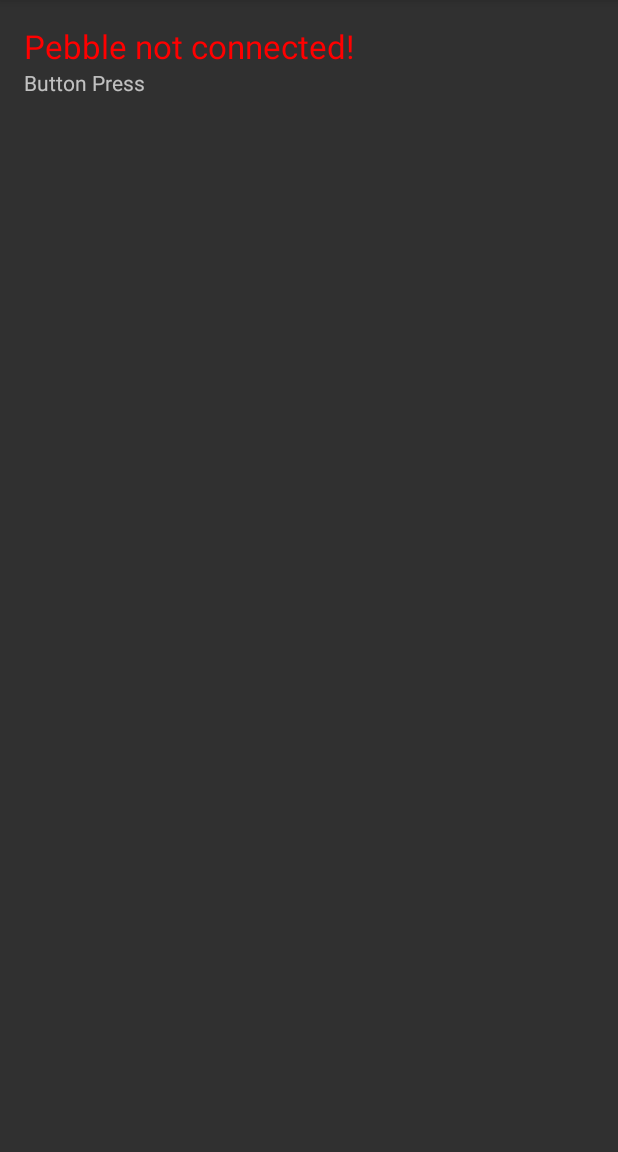
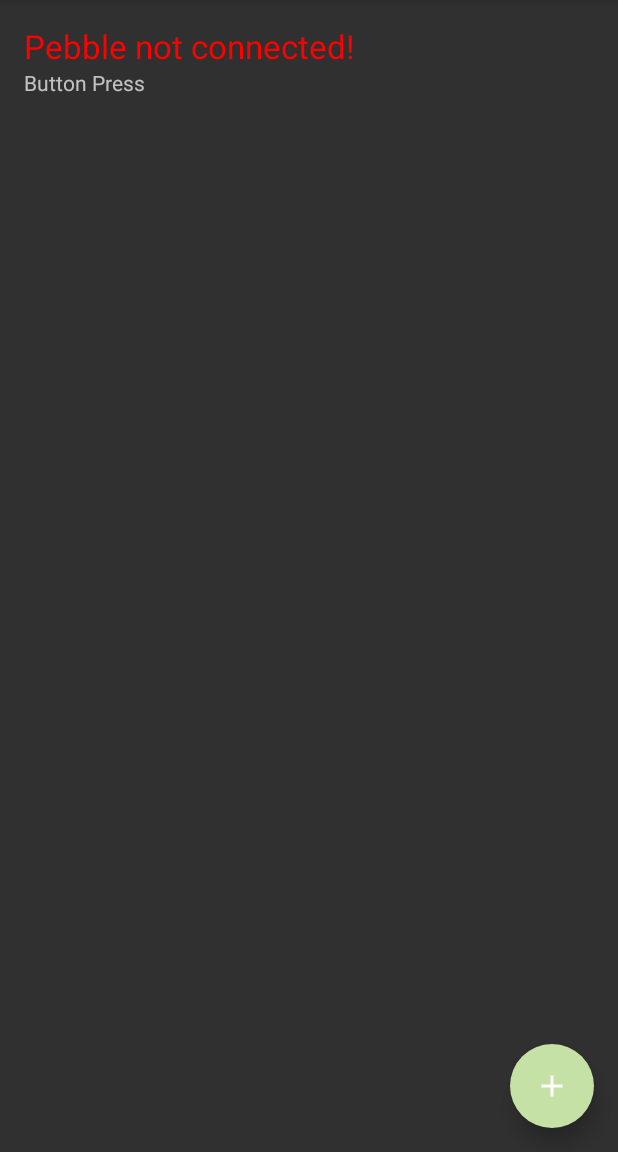
Before and after one commit to itachi1706/SingBuses, an Android app: the screen it shows after launch (MainMenu), on a phone screen of 412 x 824 dp, the part 84-1236 px from its top. Run offline under Robolectric (Android 15) with nearby library versions, the phone set to English and light mode, and no system bars; libraries missing offline, so code that uses them is left out: com.getpebble.android; 1 statement that could not run was skipped.

Commit message:
Implementation of bus stops data retrival
Added the ability to on first boot of the app, download all of the data assuming that you have internet connnection. This will only happen once or after you reset the first boot flag (coming soon in settings)

```diff
--- /dev/null
+++ b/app/src/main/java/com/itachi1706/busarrivalsg/AsyncTasks/GetAllBusStops.java
@@ -0,0 +1,110 @@
+package com.itachi1706.busarrivalsg.AsyncTasks;
+
+import android.app.Activity;
+import android.app.ProgressDialog;
+import android.content.SharedPreferences;
+import android.os.AsyncTask;
+import android.util.Log;
+import android.widget.Toast;
+
+import com.google.gson.Gson;
+import com.itachi1706.busarrivalsg.Database.BusStopsDB;
+import com.itachi1706.busarrivalsg.GsonObjects.LTA.BusStopJSONArray;
+import com.itachi1706.busarrivalsg.StaticVariables;
+
+import java.io.BufferedReader;
+import java.io.IOException;
+import java.io.InputStream;
+import java.io.InputStreamReader;
+import java.net.HttpURLConnection;
+import java.net.SocketTimeoutException;
+import java.net.URL;
+
+/**
+ * Created by Kenneth on 20/6/2015
+ * for SingBuses in package com.itachi1706.busarrivalsg.AsyncTasks
+ */
+public class GetAllBusStops extends AsyncTask<Integer, Void, String> {
+
+    private ProgressDialog dialog;
+    private BusStopsDB db;
+    private Activity activity;
+    private Exception exception = null;
+    private SharedPreferences sp;
+
+    private int skipValue;
+
+    public GetAllBusStops(ProgressDialog dialog, BusStopsDB db, Activity activity, SharedPreferences sp){
+        this.dialog = dialog;
+        this.db = db;
+        this.activity = activity;
+        this.sp = sp;
+    }
+
+    @Override
+    protected String doInBackground(Integer... skipValues) {
+        this.skipValue = skipValues[0];
+        String url = "http://api.itachi1706.com/api/busstops.php?skip=" + this.skipValue;
+        String tmp = "";
+
+        activity.runOnUiThread(new Runnable() {
+            @Override
+            public void run() {
+                dialog.setTitle("Downloading Bus Stop Data");
+                dialog.setMessage("This will take a few minutes. Be patient :) \nGetting Bus Stops " + (skipValue + 1) + " - " + (skipValue + 50));
+            }
+        });
+        try {
+            URL urlConn = new URL(url);
+            HttpURLConnection conn = (HttpURLConnection) urlConn.openConnection();
+            conn.setConnectTimeout(StaticVariables.HTTP_QUERY_TIMEOUT);
+            conn.setReadTimeout(StaticVariables.HTTP_QUERY_TIMEOUT);
+            InputStream in = conn.getInputStream();
+
+            BufferedReader reader = new BufferedReader(new InputStreamReader(in));
+            StringBuilder str = new StringBuilder();
+            String line;
+            while((line = reader.readLine()) != null)
+            {
+                str.append(line);
+            }
+            in.close();
+            tmp = str.toString();
+        } catch (IOException e) {
+            exception = e;
+        }
+        return tmp;
+    }
+
+    protected void onPostExecute(String json){
+        if (exception != null){
+            if (exception instanceof SocketTimeoutException) {
+                Toast.makeText(activity, "Database query timed out. Retrying", Toast.LENGTH_SHORT).show();
+                new GetAllBusStops(dialog, db, activity, sp).execute(skipValue);
+            } else {
+                Toast.makeText(activity, exception.getMessage(), Toast.LENGTH_SHORT).show();
+            }
+        } else {
+            //Go parse it
+            Gson gson = new Gson();
+            if (!StaticVariables.checkIfYouGotJsonString(json)){
+                //Invalid string, retrying
+                Toast.makeText(activity, "Invalid JSON, Retrying", Toast.LENGTH_SHORT).show();
+                new GetAllBusStops(dialog, db, activity, sp).execute(skipValue);
+                return;
+            }
+
+            BusStopJSONArray replyArr = gson.fromJson(json, BusStopJSONArray.class);
+            if (replyArr.getBusStopsArray().length == 0){
+                //End of line can safely return
+                int count = db.getSize();
+                Toast.makeText(activity, count + " bus stops saved to database!", Toast.LENGTH_SHORT).show();
+                Log.d("GET-STOPS", "Loaded " + count + " bus stops into the database");
+                sp.edit().putBoolean("firstBoot", false).apply();
+                dialog.dismiss();
+                return;
+            }
+            new ParseBusStops(dialog, db, activity, skipValue, sp).execute(replyArr);
+        }
+    }
+}
--- a/app/src/main/java/com/itachi1706/busarrivalsg/GsonObjects/LTA/BusStopJSONArray.java
+++ b/app/src/main/java/com/itachi1706/busarrivalsg/GsonObjects/LTA/BusStopJSONArray.java
@@ -6,9 +6,9 @@ package com.itachi1706.busarrivalsg.GsonObjects.LTA;
  */
 public class BusStopJSONArray {
 
-    private BusStopJSON d;
+    private BusStopJSON[] d;
 
-    public BusStopJSON getBusStopsArray() {
+    public BusStopJSON[] getBusStopsArray() {
         return d;
     }
 }
--- a/app/src/main/java/com/itachi1706/busarrivalsg/MainMenu.java
+++ b/app/src/main/java/com/itachi1706/busarrivalsg/MainMenu.java
@@ -1,15 +1,27 @@
 package com.itachi1706.busarrivalsg;
 
+import android.app.AlertDialog;
+import android.app.ProgressDialog;
 import android.content.Context;
+import android.content.DialogInterface;
+import android.content.SharedPreferences;
 import android.graphics.Color;
+import android.net.ConnectivityManager;
+import android.net.NetworkInfo;
+import android.preference.PreferenceManager;
+import android.support.design.widget.FloatingActionButton;
 import android.support.v7.app.AppCompatActivity;
 import android.os.Bundle;
 import android.view.Menu;
 import android.view.MenuItem;
+import android.view.View;
 import android.widget.TextView;
+import android.widget.Toast;
 
 import com.getpebble.android.kit.PebbleKit;
 import com.getpebble.android.kit.util.PebbleDictionary;
+import com.itachi1706.busarrivalsg.AsyncTasks.GetAllBusStops;
+import com.itachi1706.busarrivalsg.Database.BusStopsDB;
 
 import java.util.UUID;
 
@@ -21,6 +33,7 @@ public class MainMenu extends AppCompatActivity {
 
     //Android Stuff
     private TextView connectionStatus, pressedBtn;
+    private FloatingActionButton fab;
 
     @Override
     protected void onCreate(Bundle savedInstanceState) {
@@ -29,11 +42,19 @@ public class MainMenu extends AppCompatActivity {
 
         connectionStatus = (TextView) findViewById(R.id.pebbleConnectionStatus);
         pressedBtn = (TextView) findViewById(R.id.pressedBtn);
+        fab = (FloatingActionButton) findViewById(R.id.add_fab);
     }
 
     @Override
     public void onResume(){
         super.onResume();
+
+        fab.setOnClickListener(new View.OnClickListener() {
+            @Override
+            public void onClick(View v) {
+                Toast.makeText(getApplicationContext(), "FAB Clicked!", Toast.LENGTH_SHORT).show();
+            }
+        });
 
         boolean checkIfPebbleConnected = PebbleKit.isWatchConnected(this);
         if (checkIfPebbleConnected){
@@ -60,12 +81,16 @@ public class MainMenu extends AppCompatActivity {
             connectionStatus.setText("Pebble not connected!");
             connectionStatus.setTextColor(Color.RED);
         }
+
+        //Android Stuff now again :D
+        checkIfDatabaseUpdated();
     }
 
     @Override
     public void onPause(){
         super.onPause();
-        unregisterReceiver(mReceiver);
+        if (mReceiver != null)
+            unregisterReceiver(mReceiver);
     }
 
     @Override
@@ -89,4 +114,42 @@ public class MainMenu extends AppCompatActivity {
 
         return super.onOptionsItemSelected(item);
     }
+
+    private void checkIfDatabaseUpdated(){
+        SharedPreferences sp = PreferenceManager.getDefaultSharedPreferences(this);
+        if (sp.getBoolean("firstBoot", true)){
+            //First Boot, populate database
+            if (!isNetworkAvailable()){
+                new AlertDialog.Builder(this).setTitle("No Internet Access")
+                        .setMessage("Internet Access is required for first boot, please ensure that you have internet access" +
+                                " before relaunching this application").setCancelable(false)
+                        .setPositiveButton(android.R.string.ok, new DialogInterface.OnClickListener() {
+                            @Override
+                            public void onClick(DialogInterface dialog, int which) {
+                                MainMenu.this.finish();
+                            }
+                        }).show();
+            } else {
+                ProgressDialog dialog = new ProgressDialog(this);
+                dialog.setTitle("First Boot");
+                dialog.setMessage("Retriving data from database");
+                dialog.setCancelable(false);
+                dialog.setIndeterminate(true);
+                dialog.setProgressStyle(ProgressDialog.STYLE_SPINNER);
+
+                BusStopsDB db = new BusStopsDB(this);
+                db.dropAndRebuildDB();
+                dialog.show();
+
+                new GetAllBusStops(dialog, db, this, sp).execute(0);
+            }
+        }
+    }
+
+    private boolean isNetworkAvailable() {
+        ConnectivityManager connectivityManager
+                = (ConnectivityManager) getSystemService(Context.CONNECTIVITY_SERVICE);
+        NetworkInfo activeNetworkInfo = connectivityManager.getActiveNetworkInfo();
+        return activeNetworkInfo != null && activeNetworkInfo.isConnected();
+    }
 }
--- /dev/null
+++ b/app/src/main/java/com/itachi1706/busarrivalsg/StaticVariables.java
@@ -0,0 +1,14 @@
+package com.itachi1706.busarrivalsg;
+
+/**
+ * Created by Kenneth on 20/6/2015
+ * for SingBuses in package com.itachi1706.busarrivalsg
+ */
+public class StaticVariables {
+
+    public static int HTTP_QUERY_TIMEOUT = 15000; //15 seconds timeout
+
+    public static boolean checkIfYouGotJsonString(String jsonString){
+        return !jsonString.startsWith("<!DOCTYPE html>");
+    }
+}
--- a/app/src/main/res/layout/activity_main_menu.xml
+++ b/app/src/main/res/layout/activity_main_menu.xml
@@ -1,9 +1,16 @@
-<RelativeLayout xmlns:android="http://schemas.android.com/apk/res/android"
-    xmlns:tools="http://schemas.android.com/tools" android:layout_width="match_parent"
-    android:layout_height="match_parent" android:paddingLeft="@dimen/activity_horizontal_margin"
+<FrameLayout xmlns:android="http://schemas.android.com/apk/res/android"
+    xmlns:tools="http://schemas.android.com/tools"
+    xmlns:app="http://schemas.android.com/apk/res-auto"
+    android:layout_width="match_parent"
+    android:layout_height="match_parent"
+    tools:context=".MainMenu">
+<RelativeLayout
+    android:layout_width="match_parent"
+    android:layout_height="match_parent"
+    android:paddingLeft="@dimen/activity_horizontal_margin"
     android:paddingRight="@dimen/activity_horizontal_margin"
     android:paddingTop="@dimen/activity_vertical_margin"
-    android:paddingBottom="@dimen/activity_vertical_margin" tools:context=".MainMenu">
+    android:paddingBottom="@dimen/activity_vertical_margin">
 
     <TextView android:text="@string/hello_world" android:layout_width="wrap_content"
         android:layout_height="wrap_content" android:id="@+id/pebbleConnectionStatus"
@@ -17,5 +24,20 @@
         android:layout_below="@+id/pebbleConnectionStatus"
         android:layout_alignParentLeft="true"
         android:layout_alignParentStart="true" />
+</RelativeLayout>
 
-</RelativeLayout>
+    <android.support.design.widget.FloatingActionButton
+        android:layout_width="wrap_content"
+        android:layout_height="wrap_content"
+        android:id="@+id/add_fab"
+        android:layout_marginBottom="@dimen/activity_vertical_margin"
+        android:layout_marginRight="@dimen/activity_horizontal_margin"
+        android:layout_marginEnd="@dimen/activity_horizontal_margin"
+        android:layout_gravity="end|bottom"
+        android:src="@drawable/plus_48"
+        app:elevation="@dimen/fab_elevation"
+        app:borderWidth="0dp"
+        android:adjustViewBounds="false" />
+
+
+</FrameLayout>
--- a/app/src/main/res/values/strings.xml
+++ b/app/src/main/res/values/strings.xml
@@ -3,4 +3,5 @@
 
     <string name="hello_world">Hello world!</string>
     <string name="action_settings">Settings</string>
+    <string name="title_activity_list_all_bus_stops">List All Bus Stops</string>
 </resources>
```
Also changed, not shown: app/src/main/AndroidManifest.xml (+8 -1 lines), app/src/main/java/com/itachi1706/busarrivalsg/AsyncTasks/ParseBusStops.java (added, +57 -0 lines), app/src/main/java/com/itachi1706/busarrivalsg/Database/BusStopsDB.java (added, +222 -0 lines), app/src/main/java/com/itachi1706/busarrivalsg/GsonObjects/LTA/BusStopJSON.java (+25 -1 lines), app/src/main/res/drawable/plus_24.png (added), app/src/main/res/drawable/plus_36.png (added), app/src/main/res/drawable/plus_48.png (added), 1 other file.
